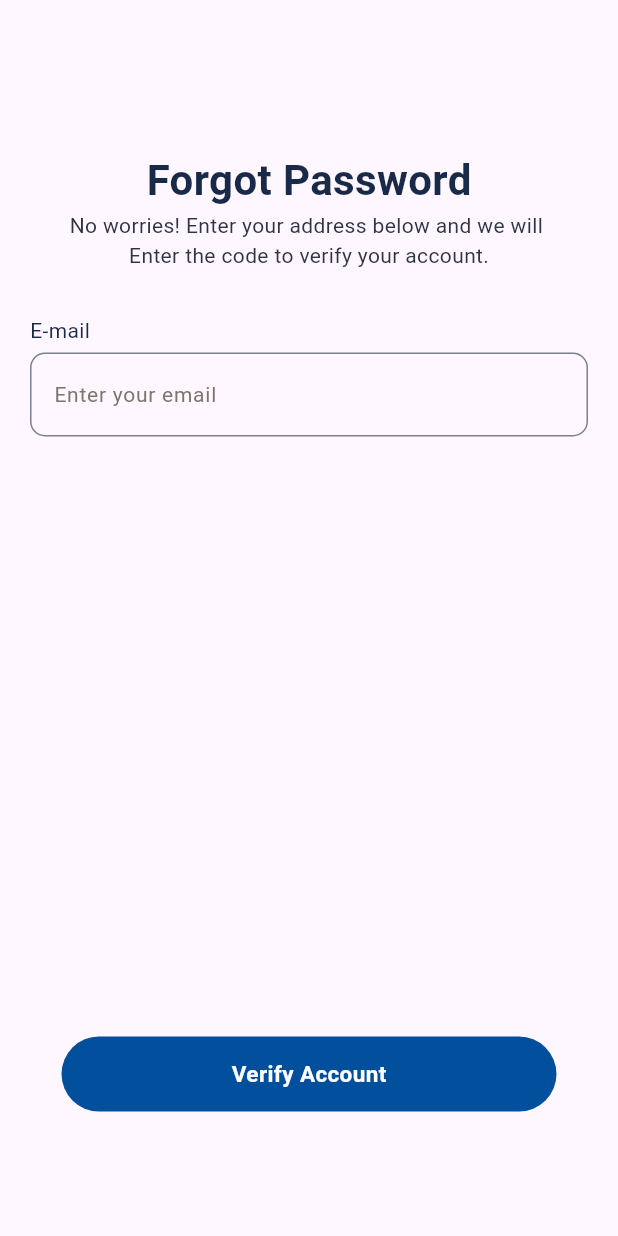
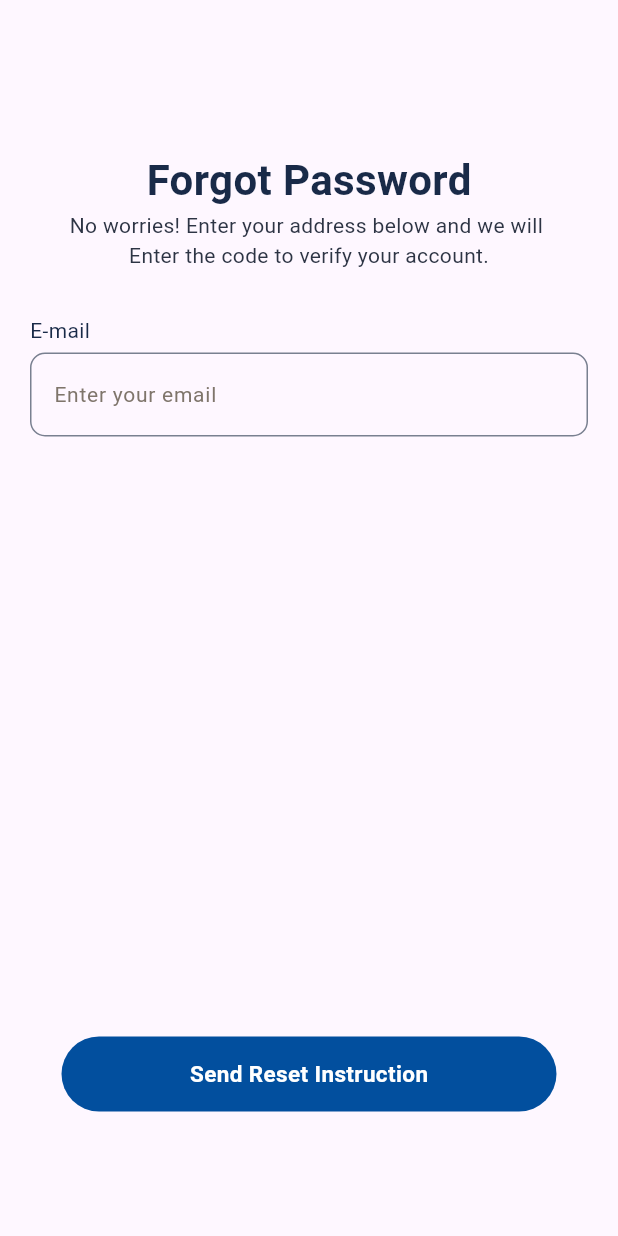
Before and after one commit to rifatalam26/plumber_tech, a Flutter app: the screen it shows after launch, on a phone screen of 412 x 824 dp. Run offline on Flutter 3.47's test engine with Material 3 defaults, Android fonts, the phone set to English and light mode, and no system bars.

Commit message:
forgot_password_screen.dart ok

```diff
--- a/lib/View/Customer Registration Screen/forgot_password_screen.dart
+++ b/lib/View/Customer Registration Screen/forgot_password_screen.dart
@@ -77,7 +77,7 @@ class _ForgotPasswordScreenState extends State<ForgotPasswordScreen> {
                     borderRadius: BorderRadius.circular(25)),
                 child: const Center(
                   child: Text(
-                    "Verify Account",
+                    "Send Reset Instruction",
                     style: TextStyle(
                         fontSize: 15,
                         fontWeight: FontWeight.bold,
```
